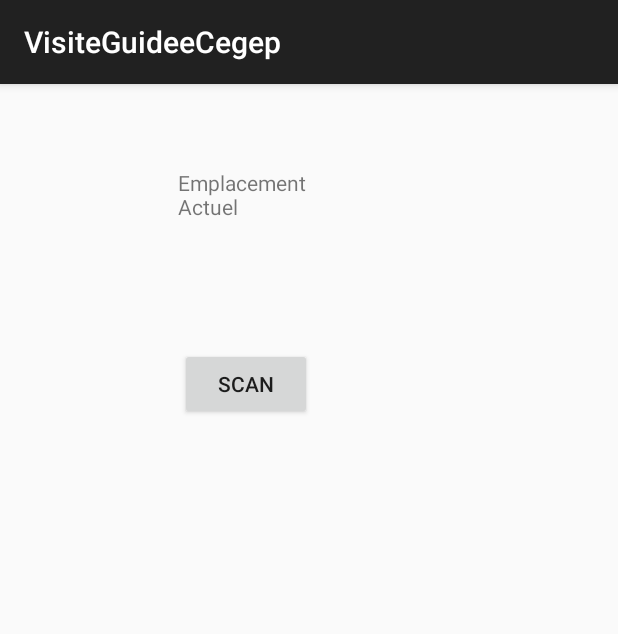
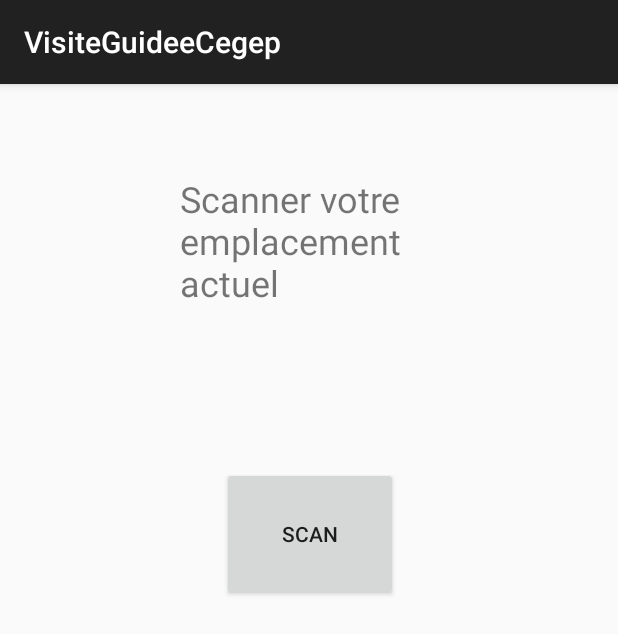
Before and after one commit to thompell98/VisiteGuideeCegep, an Android app: the TrajetActivity screen opened directly, with no data from a screen before it, on a phone screen of 412 x 824 dp. Shown: the top 634 px of the screen. Run offline under Robolectric (Android 15) with nearby library versions, the phone set to English and light mode, and no system bars; our stand-ins replace Firebase (no records; nobody signed in at launch, a user with empty details on screens opened directly).

Commit message:
Correction erreurs

```diff
--- a/app/src/main/res/layout/trajet_activity.xml
+++ b/app/src/main/res/layout/trajet_activity.xml
@@ -19,28 +19,31 @@
 
         <TextView
             android:id="@+id/textView"
-            android:layout_width="91dp"
-            android:layout_height="46dp"
+            android:layout_width="172dp"
+            android:layout_height="92dp"
             android:layout_marginStart="8dp"
+            android:layout_marginTop="4dp"
             android:layout_marginEnd="8dp"
-            android:text="Emplacement Actuel"
+            android:text="Scanner votre emplacement actuel"
+            android:textSize="24sp"
             app:layout_constraintEnd_toEndOf="parent"
-            app:layout_constraintHorizontal_bias="0.35"
+            app:layout_constraintHorizontal_bias="0.498"
             app:layout_constraintStart_toStartOf="parent"
             app:layout_constraintTop_toTopOf="parent" />
 
         <Button
             android:id="@+id/button_scanEdittext"
-            android:layout_width="wrap_content"
-            android:layout_height="wrap_content"
+            android:layout_width="117dp"
+            android:layout_height="89dp"
             android:layout_marginStart="8dp"
-            android:layout_marginTop="120dp"
-            android:layout_marginEnd="192dp"
+            android:layout_marginTop="80dp"
+            android:layout_marginEnd="8dp"
+            android:layout_marginBottom="8dp"
             android:text="Scan"
+            app:layout_constraintBottom_toBottomOf="parent"
             app:layout_constraintEnd_toEndOf="parent"
-            app:layout_constraintHorizontal_bias="1.0"
             app:layout_constraintStart_toStartOf="parent"
-            app:layout_constraintTop_toTopOf="parent" />
+            app:layout_constraintTop_toBottomOf="@+id/textView" />
 
     </android.support.constraint.ConstraintLayout>
 
```
Also changed, not shown: app/src/main/java/com/example/visiteguideecegep/MyCanvas.java (+22 -18 lines), app/src/main/java/com/example/visiteguideecegep/ScanActivity.java (+12 -13 lines).
